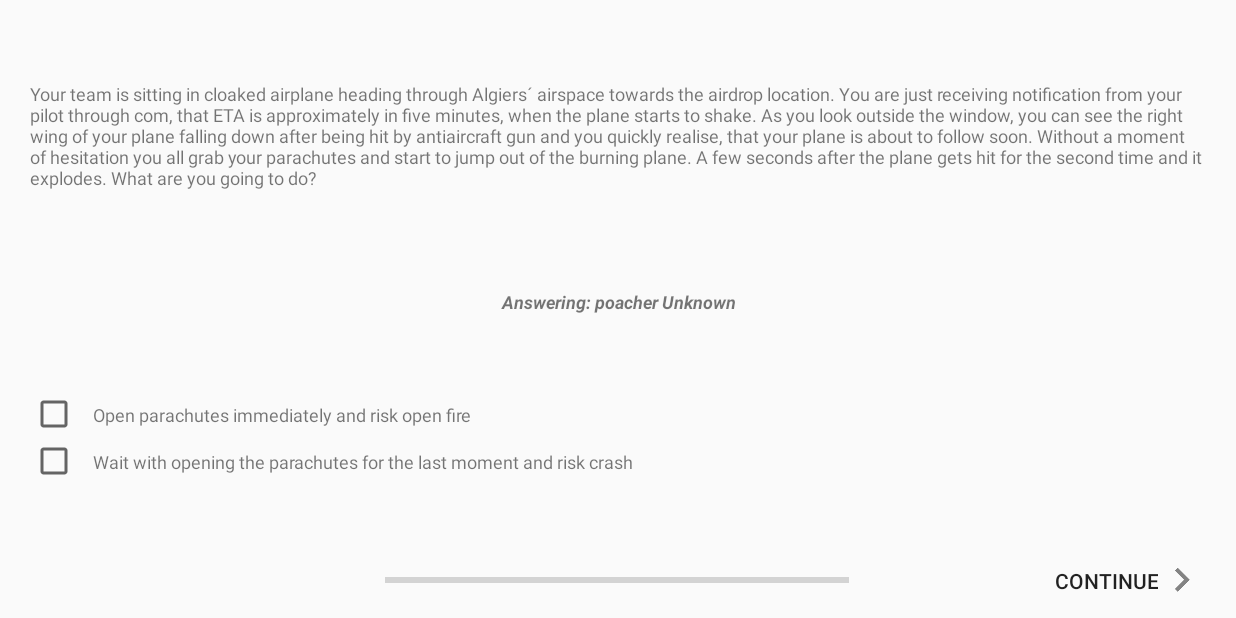
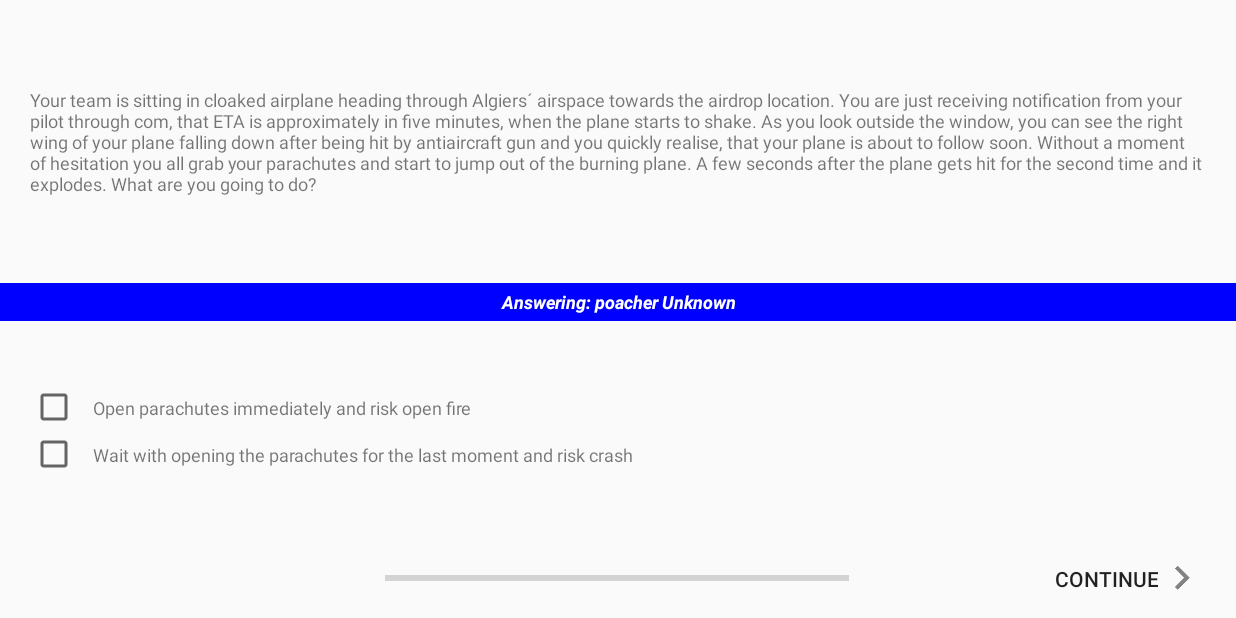
Before and after one commit to shanemat/Cerberus, an Android app: the fragment StoryFragment placed in its activity, on a phone screen of 824 x 412 dp (held sideways). Run offline under Robolectric (Android 15) with nearby library versions, the phone set to English and light mode, and no system bars.

Commit message:
Add background color to story fragment layout separator

```diff
--- a/app/src/main/res/layout/f_story.xml
+++ b/app/src/main/res/layout/f_story.xml
@@ -34,13 +34,15 @@
 
         android:layout_width="match_parent"
         android:layout_height="0dp"
-        android:layout_weight="0.1"
+        android:layout_weight="0.06"
 
         android:gravity="center"
+        android:background="@color/colorAccent"
 
         android:textSize="@dimen/text_size_big"
+        android:textColor="@color/color_white"
         android:textStyle="bold|italic"
-        tools:text="Answering driver John"/>
+        tools:text="Answering: driver John"/>
 
     <FrameLayout
         android:layout_width="match_parent"
```
